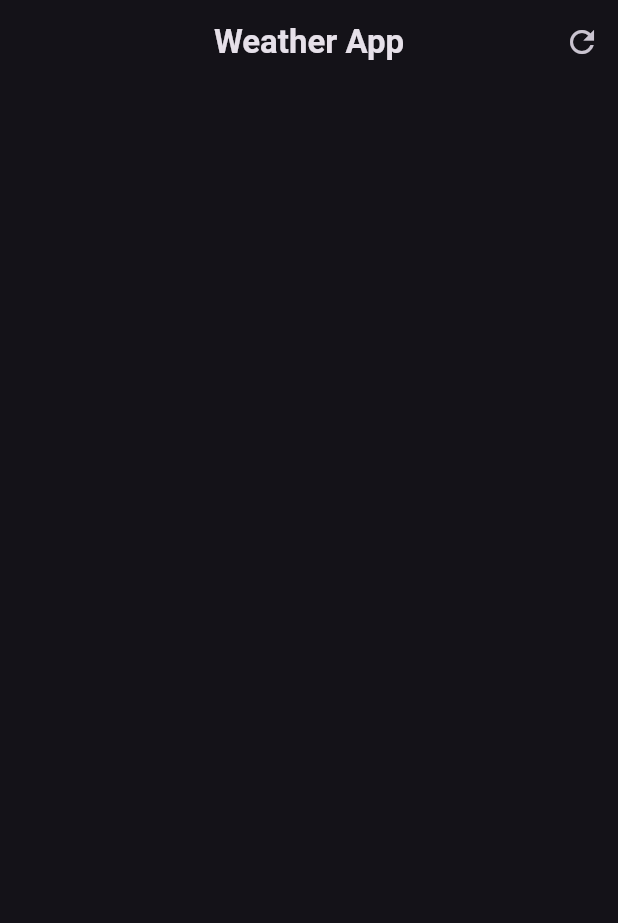
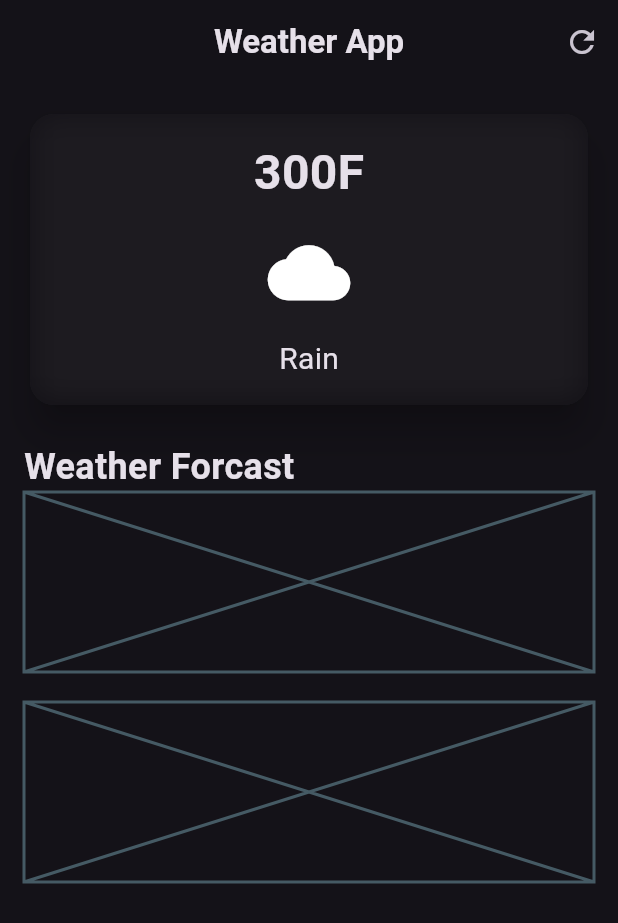
Before and after one commit to anshika9946/weather-app, a Flutter app: the screen it shows after launch, on a phone screen of 412 x 824 dp. Shown: the top 923 px of the screen. Run offline on Flutter 3.47's test engine with Material 3 defaults, Android fonts, the phone set to English and light mode, and no system bars.

Commit message:
Created Current weather card

```diff
--- a/lib/weather_screen.dart
+++ b/lib/weather_screen.dart
@@ -1,4 +1,7 @@
+import "dart:ui";
+
 import "package:flutter/material.dart";
+import "package:flutter/widgets.dart";
 
 class WeatherScreen extends StatelessWidget {
   const WeatherScreen({super.key});
@@ -21,6 +24,72 @@ class WeatherScreen extends StatelessWidget {
           )
         ],
       ),
+      body: Padding(
+        padding: const EdgeInsets.all(16),
+        child: Column(
+          children: [
+            SizedBox(
+              width: double.infinity,
+              child: Card(
+                elevation: 10,
+                shape: RoundedRectangleBorder(
+                  borderRadius: BorderRadius.circular(16.0),
+                ),
+                child: ClipRRect(
+                  borderRadius: BorderRadius.circular(16.0),
+                  child: BackdropFilter(
+                    filter: ImageFilter.blur(sigmaX: 10, sigmaY: 10),
+                    child: const Padding(
+                      padding: EdgeInsets.all(16),
+                      child: Column(
+                        children: [
+                          Text(
+                            '300F',
+                            style: TextStyle(
+                              fontSize: 32,
+                              fontWeight: FontWeight.bold,
+                            ),
+                          ),
+                          SizedBox(height: 16),
+                          Icon(
+                            Icons.cloud,
+                            size: 55,
+                          ),
+                          SizedBox(height: 16),
+                          Text(
+                            'Rain',
+                            style: TextStyle(
+                              fontSize: 20,
+                            ),
+                          )
+                        ],
+                      ),
+                    ),
+                  ),
+                ),
+              ),
+            ),
+            const SizedBox(height: 20),
+            const Align(
+              alignment: Alignment.centerLeft,
+              child: Text(
+                'Weather Forcast',
+                style: TextStyle(
+                  fontSize: 24,
+                  fontWeight: FontWeight.bold,
+                ),
+              ),
+            ),
+            const Placeholder(
+              fallbackHeight: 120,
+            ),
+            const SizedBox(height: 20),
+            const Placeholder(
+              fallbackHeight: 120,
+            ),
+          ],
+        ),
+      ),
     );
   }
 }
```
